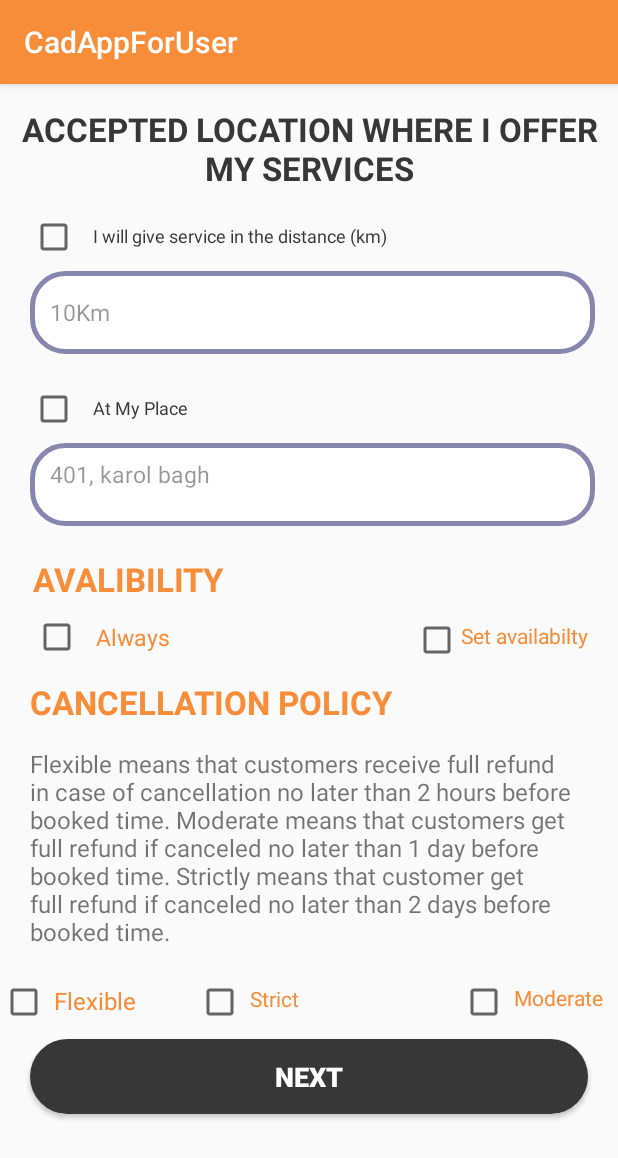
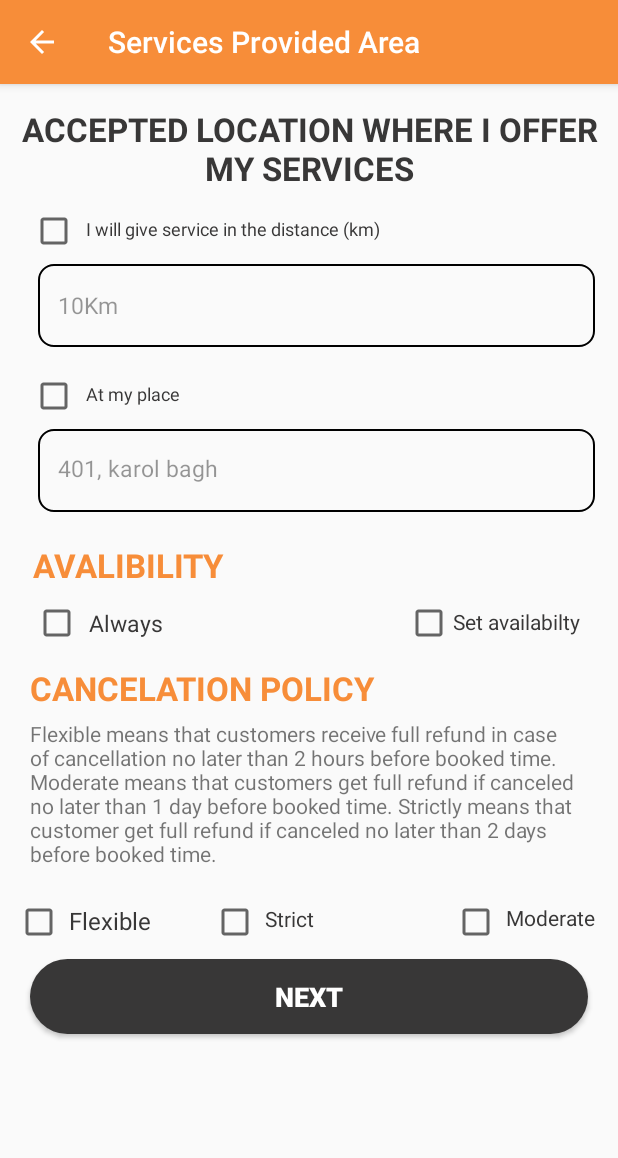
Before and after one commit to CreatorsDesireSolution/CadAppForUser, an Android app: the FreelancerServicesProvide screen opened directly, with no data from a screen before it, on a phone screen of 412 x 824 dp. Shown: the top 1158 px of the screen. Run offline under Robolectric (Android 15) with nearby library versions, the phone set to English and light mode, and no system bars.

Commit message:
add service and service provide change

```diff
--- a/app/src/main/java/com/example/cadappforuser/CompanySetAvalibiltyCustomActivityStaff.java
+++ b/app/src/main/java/com/example/cadappforuser/CompanySetAvalibiltyCustomActivityStaff.java
@@ -87,7 +87,6 @@ public class CompanySetAvalibiltyCustomActivityStaff extends AppCompatActivity {
             @Override
             public void onClick(View view) {
                 LayoutInflater inflater = (LayoutInflater) getApplicationContext().getSystemService(Context.LAYOUT_INFLATER_SERVICE);
-
                 PopupWindow pw = new PopupWindow(inflater.inflate(R.layout.popuplay, null, false), 600, 700, true);
                 pw.showAtLocation(relativeLayout, Gravity.CENTER, 0, 0);
             }
--- a/app/src/main/java/com/example/cadappforuser/FreelancerAddServicesActivity.java
+++ b/app/src/main/java/com/example/cadappforuser/FreelancerAddServicesActivity.java
@@ -31,7 +31,7 @@ Button btnService;
         int width = displayMetrics.widthPixels;
         int height = displayMetrics.heightPixels;
 
-        getWindow().setLayout((int) (width * .9), (int) (height * .3));
+        getWindow().setLayout((int) (width * .9), (int) (height * .5));
 
         WindowManager.LayoutParams params = getWindow().getAttributes();
         params.gravity = Gravity.CENTER;
--- a/app/src/main/java/com/example/cadappforuser/FreelancerServicesProvide.java
+++ b/app/src/main/java/com/example/cadappforuser/FreelancerServicesProvide.java
@@ -2,6 +2,7 @@ package com.example.cadappforuser;
 
 import android.content.Intent;
 import android.os.Bundle;
+import android.view.MenuItem;
 import android.view.View;
 import android.widget.Button;
 import android.widget.CheckBox;
@@ -9,6 +10,7 @@ import android.widget.CompoundButton;
 import android.widget.EditText;
 import android.widget.TextView;
 
+import androidx.appcompat.app.ActionBar;
 import androidx.appcompat.app.AppCompatActivity;
 
 public class FreelancerServicesProvide extends AppCompatActivity {
@@ -24,6 +26,9 @@ public class FreelancerServicesProvide extends AppCompatActivity {
     protected void onCreate(Bundle savedInstanceState) {
         super.onCreate(savedInstanceState);
         setContentView(R.layout.freelancer_activity_services_provide);
+
+        ActionBar actionBar=getSupportActionBar();
+        actionBar.setTitle("Services Provided Area");
 
         checkSetAvailability=findViewById(R.id.checkSetAvalibilty);
         txtSetAvailability=findViewById(R.id.txtSetAvalibilty);
@@ -106,5 +111,19 @@ public class FreelancerServicesProvide extends AppCompatActivity {
                 }
             }
         });
+
+        getSupportActionBar().setDisplayHomeAsUpEnabled(true);
+    }
+
+    @Override
+    public boolean onOptionsItemSelected(MenuItem item) {
+        if (item.getItemId() == android.R.id.home) {
+            onBackPressed();
+        }
+        return super.onOptionsItemSelected(item);
+    }
+    @Override
+    public void onBackPressed() {
+        super.onBackPressed();
     }
 }
--- a/app/src/main/java/com/example/cadappforuser/FreelancherAddNewServices.java
+++ b/app/src/main/java/com/example/cadappforuser/FreelancherAddNewServices.java
@@ -15,6 +15,8 @@ public class FreelancherAddNewServices extends AppCompatActivity {
     protected void onCreate(Bundle savedInstanceState) {
         super.onCreate(savedInstanceState);
         setContentView(R.layout.activity_freelancher_add_new_services);
+
+
 
         btn_addservices = findViewById(R.id.btn_addservices);
         btnNextService = findViewById(R.id.btn_nextservice);
--- a/app/src/main/res/layout/activity_freelancher_add_new_services.xml
+++ b/app/src/main/res/layout/activity_freelancher_add_new_services.xml
@@ -45,8 +45,11 @@
             android:layout_height="40dp"
             android:layout_alignParentBottom="true"
             android:layout_gravity="bottom"
-            android:background="@color/black"
+            android:background="@drawable/btnback"
             android:text="Next"
+            android:layout_marginLeft="20dp"
+            android:layout_marginRight="20dp"
+
             android:textColor="@color/white"
             android:textSize="16sp"
             android:id="@+id/btn_nextservice"
--- a/app/src/main/res/layout/freelancer_activity_services_provide.xml
+++ b/app/src/main/res/layout/freelancer_activity_services_provide.xml
@@ -27,16 +27,15 @@
             android:layout_height="wrap_content"
             android:layout_below="@+id/txtAcc"
             android:layout_marginLeft="20dp"
-            android:layout_marginTop="15dp"></CheckBox>
+            android:layout_marginTop="11dp"></CheckBox>
 
         <TextView
             android:id="@+id/txtKm"
             android:layout_width="wrap_content"
             android:layout_height="wrap_content"
             android:layout_below="@+id/txtAcc"
-            android:layout_marginLeft="10dp"
-
-            android:layout_marginTop="22dp"
+            android:layout_marginLeft="5dp"
+            android:layout_marginTop="17dp"
             android:layout_toRightOf="@+id/checkKm"
             android:hint="I will give service in the distance (km)"
             android:textColor="@color/black"
@@ -49,11 +48,11 @@
             android:layout_height="55dp"
             android:layout_below="@+id/txtKm"
             android:layout_alignParentRight="true"
-            android:layout_marginLeft="20dp"
+            android:layout_marginLeft="25dp"
             android:layout_marginTop="15dp"
             android:layout_marginRight="15dp"
             android:layout_marginBottom="5dp"
-            android:background="@drawable/profileimageback"
+            android:background="@drawable/background2"
             android:hint="10Km"
             android:paddingLeft="13dp"
             android:textColor="#8B000000"
@@ -69,17 +68,17 @@
             android:layout_height="wrap_content"
             android:layout_below="@+id/etKm"
             android:layout_marginLeft="20dp"
-            android:layout_marginTop="15dp"></CheckBox>
+            android:layout_marginTop="11dp"></CheckBox>
 
         <TextView
             android:id="@+id/txtAtMyPlace"
             android:layout_width="wrap_content"
             android:layout_height="wrap_content"
             android:layout_below="@+id/etKm"
-            android:layout_marginLeft="10dp"
-            android:layout_marginTop="22dp"
+            android:layout_marginLeft="5dp"
+            android:layout_marginTop="17dp"
             android:layout_toRightOf="@+id/checkAtMyPlace"
-            android:hint="At My Place"
+            android:hint="At my place"
             android:textColor="@color/black"
             android:textColorHint="@color/black"
             android:textSize="12sp"></TextView>
@@ -90,12 +89,12 @@
             android:layout_height="55dp"
             android:layout_below="@+id/txtAtMyPlace"
             android:layout_alignParentRight="true"
-            android:layout_marginLeft="20dp"
+            android:layout_marginLeft="25dp"
             android:layout_marginTop="15dp"
-            android:paddingTop="10dp"
+            android:paddingTop="15dp"
             android:layout_marginRight="15dp"
             android:layout_marginBottom="5dp"
-            android:background="@drawable/profileimageback"
+            android:background="@drawable/background2"
             android:hint="401, karol bagh"
             android:paddingLeft="13dp"
             android:textColor="#8B000000"
@@ -131,11 +130,11 @@
             android:layout_width="wrap_content"
             android:layout_height="wrap_content"
             android:layout_below="@+id/txtAv"
-            android:layout_marginLeft="10dp"
+            android:layout_marginLeft="5dp"
             android:layout_marginTop="13dp"
             android:layout_toRightOf="@+id/checkAlways"
             android:text="Always"
-            android:textColor="@color/colorAccent"
+            android:textColor="@color/black"
             android:textSize="15sp"
             android:textStyle="normal"></TextView>
 
@@ -144,7 +143,7 @@
             android:layout_width="wrap_content"
             android:layout_height="wrap_content"
             android:layout_below="@+id/txtAv"
-            android:layout_marginTop="10dp"
+            android:layout_marginTop="8dp"
             android:layout_toLeftOf="@+id/txtSetAvalibilty"></CheckBox>
 
 
@@ -155,9 +154,9 @@
             android:layout_below="@+id/txtAv"
             android:layout_alignParentEnd="true"
             android:layout_marginTop="13dp"
-            android:layout_marginRight="20dp"
+            android:layout_marginRight="25dp"
             android:text="Set availabilty"
-            android:textColor="@color/colorAccent"
+            android:textColor="@color/black"
             android:textStyle="normal"></TextView>
 
         <TextView
@@ -167,7 +166,7 @@
             android:layout_below="@+id/txtSetAvalibilty"
             android:layout_marginLeft="20dp"
             android:layout_marginTop="20sp"
-            android:text="CANCELLATION POLICY"
+            android:text="CANCELATION POLICY"
             android:textColor="@color/colorAccent"
             android:textSize="22dp"
             android:textStyle="bold"></TextView>
@@ -178,10 +177,10 @@
             android:layout_height="wrap_content"
             android:layout_below="@+id/txtCancel"
             android:layout_marginLeft="20dp"
-            android:layout_marginTop="15sp"
+            android:layout_marginTop="6sp"
             android:layout_marginRight="20dp"
             android:text="Flexible means that customers receive full refund in case of cancellation no later than 2 hours before booked time. Moderate means that customers get full refund if canceled no later than 1 day before booked time. Strictly means that customer get full refund if canceled no later than 2 days before booked time."
-            android:textSize="16sp"
+            android:textSize="14sp"
             android:textStyle="normal"></TextView>
 
 
@@ -189,7 +188,8 @@
             android:id="@+id/checkFlexible"
             android:layout_width="wrap_content"
             android:layout_height="wrap_content"
-
+            android:layout_marginLeft="10dp"
+            android:shadowColor="@color/colorAccent"
             android:layout_below="@+id/txtCancelText"
             android:layout_marginTop="20sp"></CheckBox>
 
@@ -202,7 +202,7 @@
             android:layout_marginTop="24dp"
             android:layout_toRightOf="@+id/checkFlexible"
             android:text="Flexible"
-            android:textColor="@color/colorAccent"
+            android:textColor="@color/black"
             android:textSize="16sp"
             android:textStyle="normal"></TextView>
 
@@ -212,6 +212,7 @@
             android:layout_height="wrap_content"
             android:layout_below="@+id/txtCancelText"
             android:layout_marginLeft="40dp"
+            android:shadowColor="@color/colorAccent"
             android:layout_marginTop="20dp"
             android:layout_toRightOf="@+id/txtFlexible"></CheckBox>
 
@@ -224,12 +225,13 @@
             android:layout_marginTop="24dp"
             android:layout_toRightOf="@+id/checkStrict"
             android:text="Strict"
-            android:textColor="@color/colorAccent"></TextView>
+            android:textColor="@color/black"></TextView>
 
         <CheckBox
             android:id="@+id/checkModerate"
             android:layout_width="wrap_content"
             android:layout_height="wrap_content"
+            android:shadowColor="@color/colorAccent"
             android:layout_below="@+id/txtCancelText"
             android:layout_marginTop="20dp"
             android:layout_toLeftOf="@+id/txtModerate"></CheckBox>
@@ -243,9 +245,9 @@
             android:layout_alignParentEnd="true"
             android:layout_marginLeft="4dp"
             android:layout_marginTop="23dp"
-            android:layout_marginRight="10dp"
+            android:layout_marginRight="15dp"
             android:text="Moderate"
-            android:textColor="@color/colorAccent"
+            android:textColor="@color/black"
             android:textStyle="normal"></TextView>
 
         <Button
```
Also changed, not shown: app/src/main/AndroidManifest.xml (+8 -4 lines), app/src/main/res/layout/freelancer_activity_add_services.xml (+40 -17 lines).
